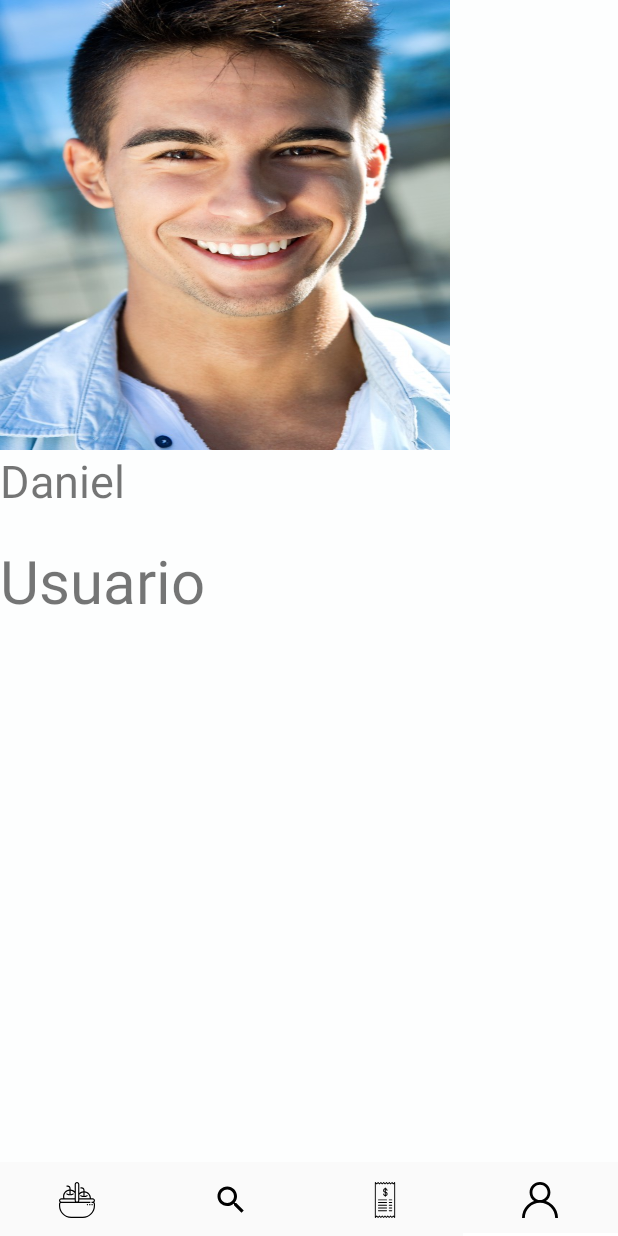
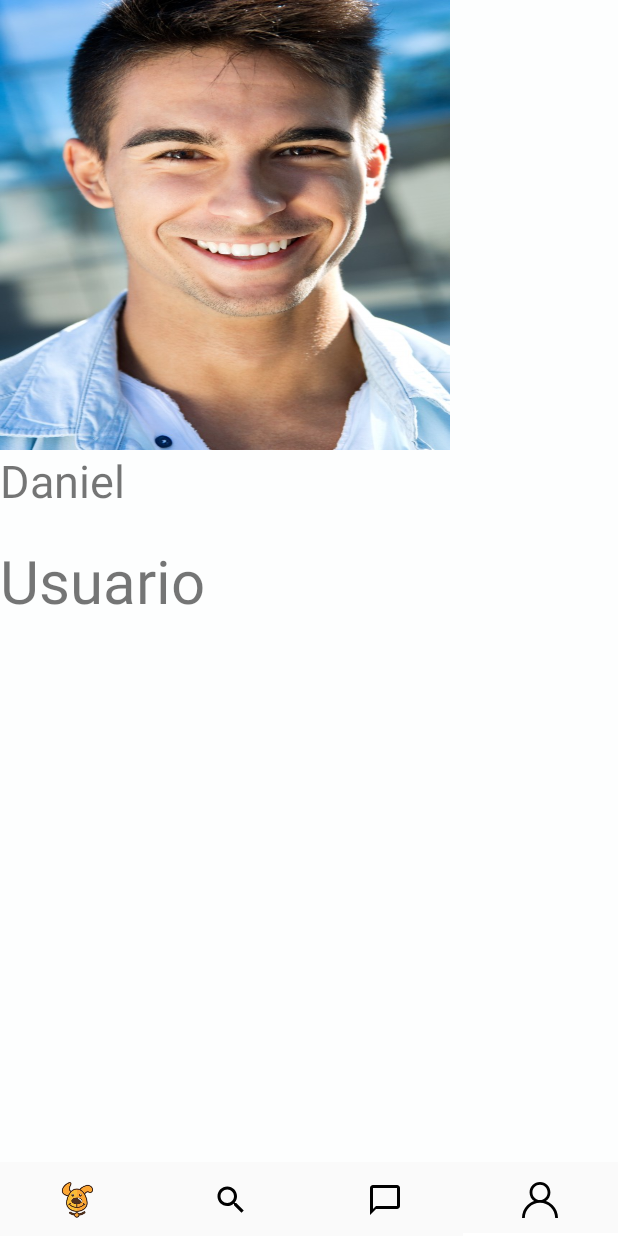
Before and after one commit to DanielCamaja/Petto, an Android app: the screen it shows after launch (Main2Activity), item 4 of the bottom bar chosen, on a phone screen of 412 x 824 dp. Run offline under Robolectric (Android 15) with nearby library versions, the phone set to English and light mode, and no system bars; our stand-ins replace Firebase (no records; nobody signed in at launch, a user with empty details on screens opened directly), Picasso.

Commit message:
enviar
ahora es petto

```diff
--- a/app/src/main/java/petto/com/petto/Main2Activity.java
+++ b/app/src/main/java/petto/com/petto/Main2Activity.java
@@ -36,9 +36,9 @@ public class Main2Activity extends AppCompatActivity {
         tabb1.setupWithViewPager(viewPager);
 
 
-        tabb1.getTabAt(0).setIcon(R.drawable.cesta);
+        tabb1.getTabAt(0).setIcon(R.drawable.mascota);
         tabb1.getTabAt(1).setIcon(R.drawable.buscar);
-        tabb1.getTabAt(2).setIcon(R.drawable.recibo);
+        tabb1.getTabAt(2).setIcon(R.drawable.ic_chat_bubble_outline_black_24dp);
         tabb1.getTabAt(3).setIcon(R.drawable.usuario);
 
 
--- a/app/src/main/res/layout/call_fragment.xml
+++ b/app/src/main/res/layout/call_fragment.xml
@@ -5,7 +5,7 @@
     android:layout_height="match_parent"
     xmlns:app="http://schemas.android.com/apk/res-auto"
     android:id="@+id/container"
-    android:background="@color/colorAccent">
+    >
 
     <androidx.recyclerview.widget.RecyclerView
         android:id="@+id/callrecyclerview"
```
Also changed, not shown: 1 other file.
